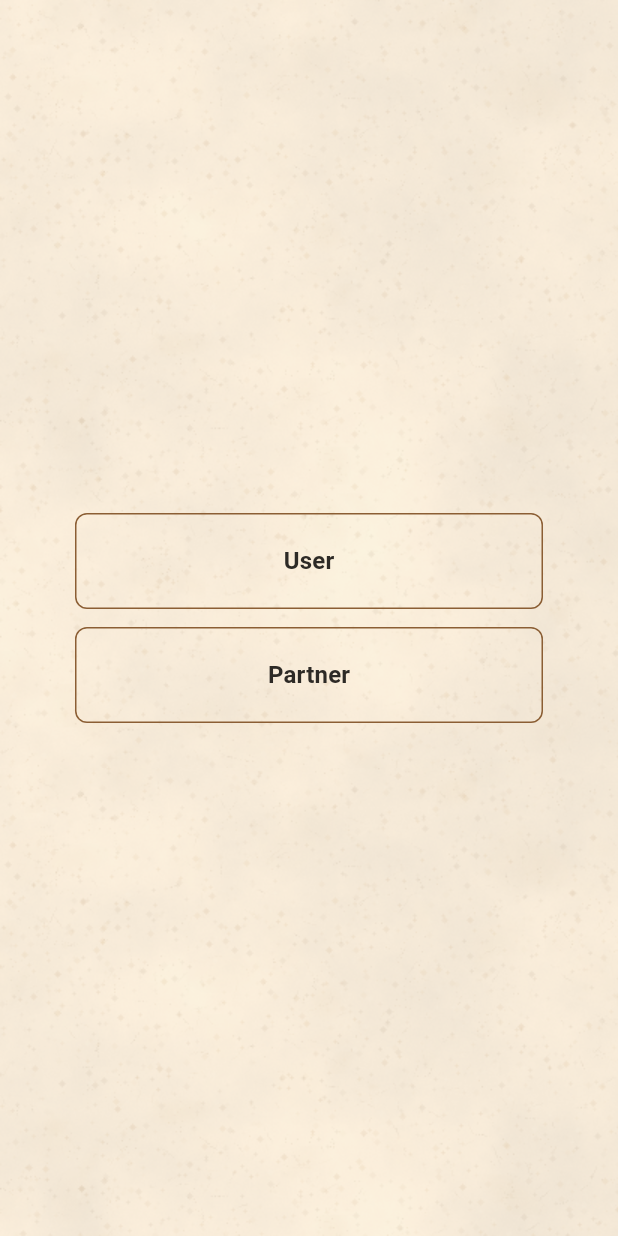
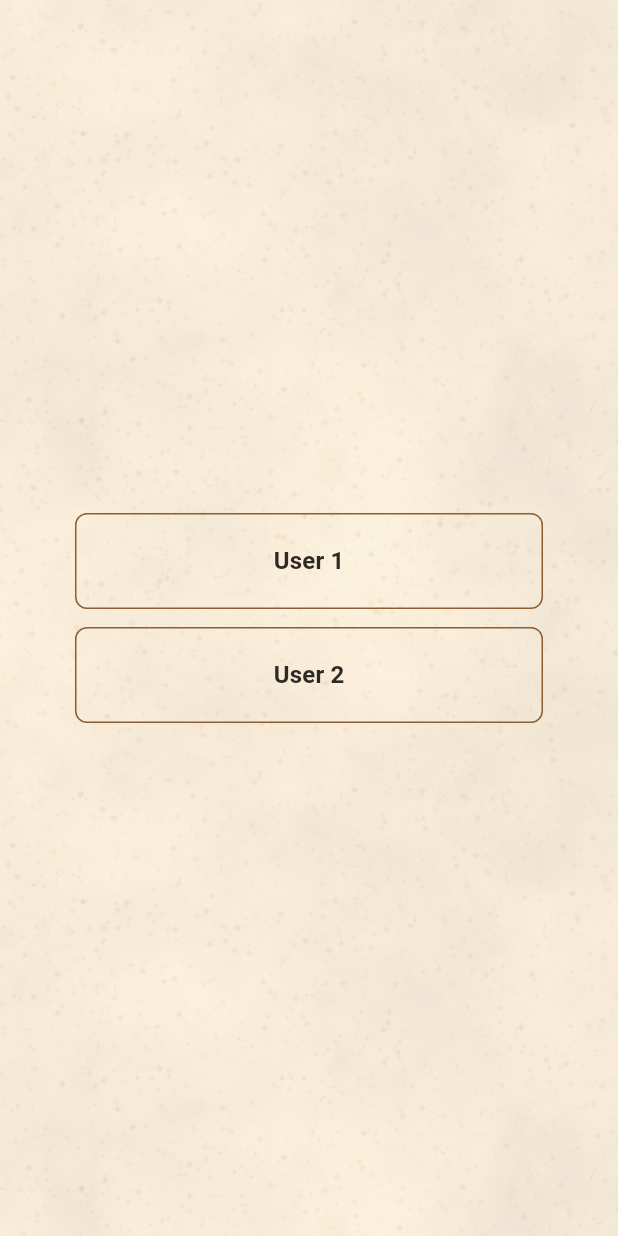
Before and after one commit to sydney0716/todoapp, a Flutter app: the screen it shows after launch, on a phone screen of 412 x 824 dp. Run offline on Flutter 3.47's test engine with Material 3 defaults, Android fonts, the phone set to English and light mode, and no system bars; our stand-ins replace sqflite; accounts and stored records are empty.

Commit message:
Remove user name and fixed server sync error.

```diff
--- a/lib/models.dart
+++ b/lib/models.dart
@@ -46,10 +46,10 @@ bool isUuidLike(String? value) {
 }
 
 String normalizeAppUserId(String? value) {
-  if (value == partnerUserId || value == 'partner') {
+  if (value == partnerUserId || value == 'user2' || value == 'partner') {
     return partnerUserId;
   }
-  if (value == defaultCurrentUserId || value == 'user') {
+  if (value == defaultCurrentUserId || value == 'user1' || value == 'user') {
     return defaultCurrentUserId;
   }
   if (isUuidLike(value)) return value!;
@@ -80,13 +80,13 @@ class AppAccount {
 const appAccounts = [
   AppAccount(
     id: defaultCurrentUserId,
-    label: 'User',
-    username: 'user',
+    label: 'User 1',
+    username: 'user1',
   ),
   AppAccount(
     id: partnerUserId,
-    label: 'Partner',
-    username: 'partner',
+    label: 'User 2',
+    username: 'user2',
   ),
 ];
 
```
Also changed, not shown: 16 other files.
